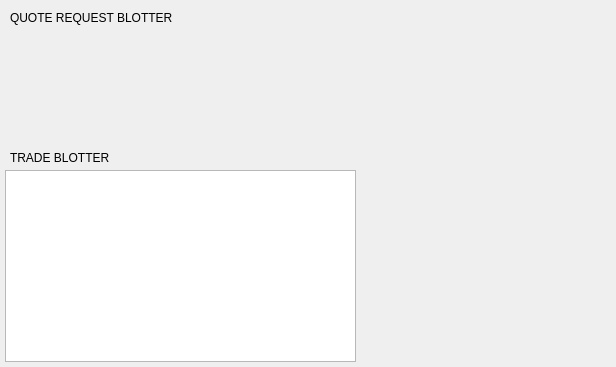
Before: the Qt Designer form BlockSettleUILib/RFQReplyWidget.ui in BlockSettle/terminal, drawn with Qt 5.
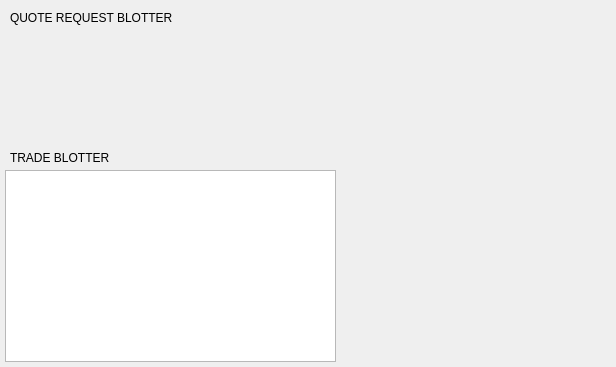
After: the same form once the commit is applied. Custom widgets are drawn as their Qt base class.

Commit message: Updated Dealing tab right-hand column (same as Trade right-hand column)

Diff of the .ui file:
```diff
--- a/BlockSettleUILib/RFQReplyWidget.ui
+++ b/BlockSettleUILib/RFQReplyWidget.ui
@@ -266,15 +266,21 @@
    </item>
    <item>
     <widget class="QFrame" name="DealingFrame">
+     <property name="sizePolicy">
+      <sizepolicy hsizetype="Minimum" vsizetype="Preferred">
+       <horstretch>0</horstretch>
+       <verstretch>0</verstretch>
+      </sizepolicy>
+     </property>
      <property name="minimumSize">
       <size>
-       <width>250</width>
+       <width>270</width>
        <height>0</height>
       </size>
      </property>
      <property name="maximumSize">
       <size>
-       <width>350</width>
+       <width>250</width>
        <height>16777215</height>
       </size>
      </property>
```
The commit also changes 1 other file.
